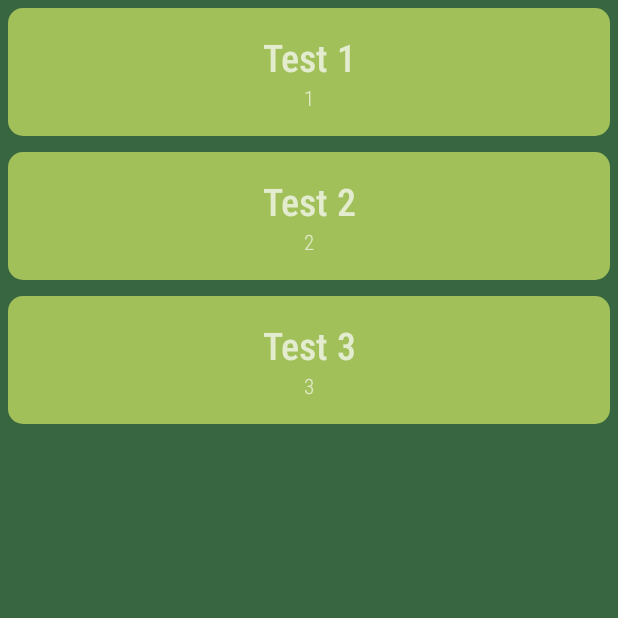
After one commit to heavykenny/charismaticapp, an Android app: the TestListActivity screen opened directly, with no data from a screen before it, on a phone screen of 412 x 824 dp, the top half of it. The commit adds this screen. Run offline under Robolectric (Android 15) with nearby library versions, the phone set to English and light mode, and no system bars.

Commit message:
adding quiz and test list

```diff
--- a/app/src/main/AndroidManifest.xml
+++ b/app/src/main/AndroidManifest.xml
@@ -12,6 +12,9 @@
         android:supportsRtl="true"
         android:theme="@style/Theme.AppCompat.NoActionBar"
         tools:targetApi="31">
+        <activity
+            android:name=".ui.TestListActivity"
+            android:exported="false" />
         <activity
             android:name=".ui.QuizActivity"
             android:exported="false" />
--- a/app/src/main/java/com/example/charismaticapp/adapters/OtherPageRecyclerViewAdapter.java
+++ b/app/src/main/java/com/example/charismaticapp/adapters/OtherPageRecyclerViewAdapter.java
@@ -47,7 +47,6 @@ public class OtherPageRecyclerViewAdapter extends RecyclerView.Adapter<OtherPage
             // Retrieve the data for the clicked itemImage
             String itemName = list.get(holder.getLayoutPosition()).name;
             otherActivity.openOtherActivity(itemName, context);
-
         });
 
         holder.txtTitle.setOnClickListener(v -> {
--- /dev/null
+++ b/app/src/main/java/com/example/charismaticapp/adapters/TestListData.java
@@ -0,0 +1,27 @@
+package com.example.charismaticapp.adapters;
+
+public class TestListData {
+    public String name;
+    public int count;
+
+    public TestListData(String name, int count) {
+        this.name = name;
+        this.count = count;
+    }
+
+    public String getName() {
+        return name;
+    }
+
+    public void setName(String name) {
+        this.name = name;
+    }
+
+    public int getCount() {
+        return count;
+    }
+
+    public void setCount(int count) {
+        this.count = count;
+    }
+}
--- /dev/null
+++ b/app/src/main/java/com/example/charismaticapp/adapters/TestListRecyclerViewAdapter.java
@@ -0,0 +1,61 @@
+package com.example.charismaticapp.adapters;
+
+import android.app.Application;
+import android.content.Context;
+import android.view.LayoutInflater;
+import android.view.View;
+import android.view.ViewGroup;
+import android.widget.TextView;
+
+import androidx.annotation.NonNull;
+import androidx.recyclerview.widget.RecyclerView;
+
+import com.example.charismaticapp.R;
+
+import java.util.List;
+
+public class TestListRecyclerViewAdapter extends RecyclerView.Adapter<TestListRecyclerViewAdapter.ViewHolder> {
+    List<TestListData> list;
+    Context context;
+
+    public TestListRecyclerViewAdapter(List<TestListData> data, Application application) {
+        this.list = data;
+        this.context = application;
+    }
+    @NonNull
+    @Override
+    public TestListRecyclerViewAdapter.ViewHolder onCreateViewHolder(@NonNull ViewGroup parent, int viewType) {
+        View v = LayoutInflater.from(parent.getContext()).inflate(R.layout.test_item, parent, false);
+        return new TestListRecyclerViewAdapter.ViewHolder(v);
+    }
+
+    @Override
+    public void onBindViewHolder(@NonNull TestListRecyclerViewAdapter.ViewHolder holder, int position) {
+        holder.txtTitle.setText(list.get(position).name);
+        holder.txtCount.setText(String.valueOf(list.get(position).count));
+    }
+
+    @Override
+    public int getItemCount() {
+        return list.size();
+    }
+
+    public class ViewHolder extends RecyclerView.ViewHolder implements View.OnClickListener {
+        public TextView txtTitle;
+        public TextView txtCount;
+        public ViewHolder(View itemView) {
+            super(itemView);
+            txtTitle = itemView.findViewById(R.id.txtTitle);
+            txtCount = itemView.findViewById(R.id.txtCount);
+
+            itemView.setOnClickListener(this);
+        }
+
+        // Handle onClick events for the whole item view
+        @Override
+        public void onClick(View v) {
+            int position = getBindingAdapterPosition();
+
+        }
+    }
+}
--- /dev/null
+++ b/app/src/main/java/com/example/charismaticapp/ui/TestListActivity.java
@@ -0,0 +1,40 @@
+package com.example.charismaticapp.ui;
+
+import android.content.Context;
+import android.content.Intent;
+import android.os.Bundle;
+import android.view.View;
+
+import androidx.appcompat.app.AppCompatActivity;
+import androidx.recyclerview.widget.LinearLayoutManager;
+import androidx.recyclerview.widget.RecyclerView;
+
+import com.example.charismaticapp.R;
+import com.example.charismaticapp.adapters.TestListData;
+import com.example.charismaticapp.adapters.TestListRecyclerViewAdapter;
+
+import java.util.ArrayList;
+import java.util.List;
+
+public class TestListActivity extends AppCompatActivity {
+
+    @Override
+    protected void onCreate(Bundle savedInstanceState) {
+        super.onCreate(savedInstanceState);
+        setContentView(R.layout.activity_test_list);
+
+        List<TestListData> data = fill_with_data();
+        RecyclerView rvTestList = findViewById(R.id.rvTestList);
+        TestListRecyclerViewAdapter adapter = new TestListRecyclerViewAdapter(data, getApplication());
+        rvTestList.setAdapter(adapter);
+        rvTestList.setLayoutManager(new LinearLayoutManager(this));
+    }
+
+    private List<TestListData> fill_with_data() {
+        List<TestListData> data = new ArrayList<>();
+        data.add(new TestListData("Test 1", 1));
+        data.add(new TestListData("Test 2", 2));
+        data.add(new TestListData("Test 3", 3));
+        return data;
+    }
+}
--- /dev/null
+++ b/app/src/main/res/layout/activity_test_list.xml
@@ -0,0 +1,14 @@
+<?xml version="1.0" encoding="utf-8"?>
+<RelativeLayout xmlns:android="http://schemas.android.com/apk/res/android"
+xmlns:tools="http://schemas.android.com/tools"
+android:layout_width="match_parent"
+android:layout_height="match_parent"
+android:background="@color/hunter_green"
+tools:context=".ui.TestListActivity">
+
+<androidx.recyclerview.widget.RecyclerView
+    android:id="@+id/rvTestList"
+    android:layout_width="match_parent"
+    android:layout_height="match_parent" />
+
+</RelativeLayout>
--- a/app/src/main/res/layout/quiz_fragment.xml
+++ b/app/src/main/res/layout/quiz_fragment.xml
@@ -33,7 +33,5 @@
         app:layout_constraintBottom_toBottomOf="parent"
         app:layout_constraintEnd_toEndOf="parent"
         app:layout_constraintStart_toStartOf="parent"
-        app:layout_constraintTop_toBottomOf="@id/textView">
-
-    </GridView>
+        app:layout_constraintTop_toBottomOf="@id/textView" />
 </androidx.constraintlayout.widget.ConstraintLayout>
--- a/app/src/main/res/layout/quiz_layout.xml
+++ b/app/src/main/res/layout/quiz_layout.xml
@@ -5,6 +5,7 @@
     android:layout_height="match_parent">
 
     <androidx.cardview.widget.CardView
+        android:id="@+id/crdQuiz"
         android:layout_width="match_parent"
         android:layout_height="wrap_content"
         android:layout_margin="16dp"
--- /dev/null
+++ b/app/src/main/res/layout/test_item.xml
@@ -0,0 +1,38 @@
+<?xml version="1.0" encoding="utf-8"?>
+<RelativeLayout xmlns:android="http://schemas.android.com/apk/res/android"
+    android:layout_width="match_parent"
+    android:layout_height="wrap_content"
+    android:background="@color/hunter_green"
+    android:orientation="vertical">
+
+    <LinearLayout
+        android:layout_width="match_parent"
+        android:layout_height="85dp"
+        android:layout_margin="5dp"
+        android:background="@drawable/rounded_button"
+        android:orientation="vertical">
+
+        <TextView
+            android:id="@+id/txtTitle"
+            android:layout_width="match_parent"
+            android:layout_height="wrap_content"
+            android:fontFamily="sans-serif-condensed-light"
+            android:gravity="center_horizontal"
+            android:paddingTop="15dp"
+            android:text="Title"
+            android:textSize="25sp"
+            android:textStyle="bold" />
+
+        <TextView
+            android:id="@+id/txtCount"
+            android:layout_width="match_parent"
+            android:layout_height="wrap_content"
+            android:fontFamily="sans-serif-condensed-light"
+            android:gravity="center_horizontal"
+            android:text="Count"
+            android:textSize="14sp" />
+
+    </LinearLayout>
+
+
+</RelativeLayout>
```
Also changed, not shown: app/src/main/java/com/example/charismaticapp/adapters/QuizCategoryAdapter.java (+22 -5 lines), app/src/main/java/com/example/charismaticapp/ui/QuizFragment.java (+14 -4 lines).
